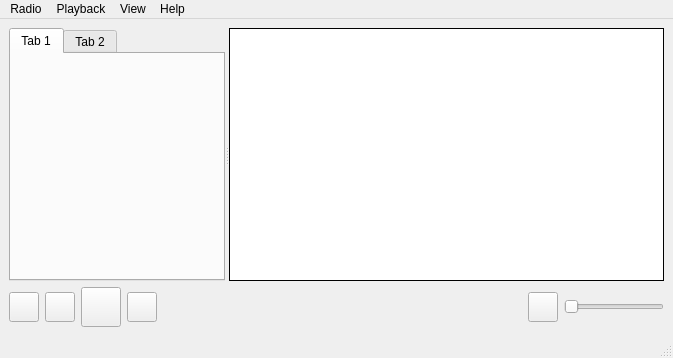
Old version of the form mainwindow.ui in the repository grzesiekkedzior/TuneScape.
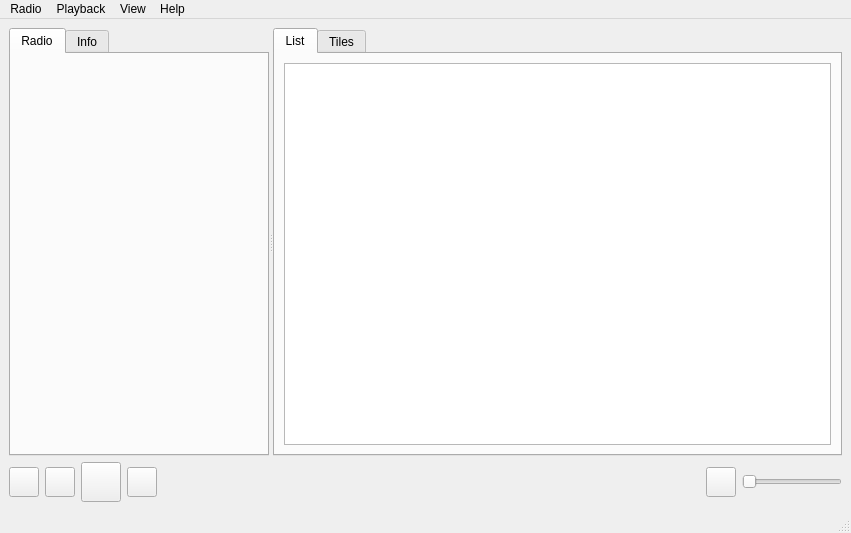
New version of the form. Icons and pictures are not drawn.

Patch:
```diff
--- a/mainwindow.ui
+++ b/mainwindow.ui
@@ -6,8 +6,8 @@
    <rect>
     <x>0</x>
     <y>0</y>
-    <width>673</width>
-    <height>358</height>
+    <width>851</width>
+    <height>533</height>
    </rect>
   </property>
   <property name="windowTitle">
@@ -86,8 +86,8 @@
          <rect>
           <x>0</x>
           <y>0</y>
-          <width>310</width>
-          <height>236</height>
+          <width>292</width>
+          <height>411</height>
          </rect>
         </property>
         <property name="styleSheet">
@@ -111,14 +111,18 @@
          </property>
          <item>
           <widget class="QTabWidget" name="tabWidget">
-           <widget class="QWidget" name="tab">
+           <property name="tabShape">
+            <enum>QTabWidget::Rounded</enum>
+           </property>
+           <property name="currentIndex">
+            <number>0</number>
+           </property>
+           <widget class="QWidget" name="radioTab">
             <attribute name="title">
-             <string>Tab 1</string>
+             <string>Radio</string>
             </attribute>
             <layout class="QHBoxLayout" name="horizontalLayout_6">
              <item>
-              <layout class="QHBoxLayout" name="horizontalLayout">
-               <item>
                 <widget class="QTreeView" name="treeView">
                  <property name="sizePolicy">
                   <sizepolicy hsizetype="Expanding" vsizetype="Expanding">
@@ -130,7 +134,7 @@
                   <string notr="true">background-color: transparent;</string>
                  </property>
                  <property name="frameShape">
-                  <enum>QFrame::NoFrame</enum>
+                <enum>QFrame::StyledPanel</enum>
                  </property>
                  <property name="lineWidth">
                   <number>1</number>
@@ -144,12 +148,10 @@
                 </widget>
                </item>
               </layout>
-             </item>
-            </layout>
            </widget>
            <widget class="QWidget" name="tab_2">
             <attribute name="title">
-             <string>Tab 2</string>
+             <string>Info</string>
             </attribute>
            </widget>
           </widget>
@@ -161,7 +163,38 @@
        <property name="styleSheet">
         <string notr="true">QScrollArea {
 		border: none;
-}</string>
+}
+/* Dostosowanie paska przewijania w QTreeView */
+QScrollBar:vertical {
+    width: 6px;
+    background: transparent;
+}
+
+QScrollBar::handle:vertical {
+    background: rgba(0, 0, 0, 30);
+    border-radius: 3px;
+}
+
+QScrollBar::add-line:vertical,
+QScrollBar::sub-line:vertical {
+    height: 0px;
+}
+
+QScrollBar:horizontal {
+    height: 6px;
+    background: transparent;
+}
+
+QScrollBar::handle:horizontal {
+    background: rgba(0, 0, 0, 30);
+    border-radius: 3px;
+}
+
+QScrollBar::add-line:horizontal,
+QScrollBar::sub-line:horizontal {
+    width: 0px;
+}
+</string>
        </property>
        <property name="frameShape">
         <enum>QFrame::NoFrame</enum>
@@ -177,8 +210,8 @@
          <rect>
           <x>0</x>
           <y>0</y>
-          <width>335</width>
-          <height>236</height>
+          <width>531</width>
+          <height>411</height>
          </rect>
         </property>
         <layout class="QHBoxLayout" name="horizontalLayout_3">
@@ -198,38 +231,26 @@
           <number>0</number>
          </property>
          <item>
-          <widget class="QStackedWidget" name="stackedWidget">
-           <widget class="QWidget" name="page">
-            <layout class="QHBoxLayout" name="horizontalLayout_4">
-             <property name="spacing">
+          <widget class="QTabWidget" name="tabRadioListWidget">
+           <property name="currentIndex">
               <number>0</number>
              </property>
-             <property name="leftMargin">
-              <number>0</number>
-             </property>
-             <property name="topMargin">
-              <number>0</number>
-             </property>
-             <property name="rightMargin">
-              <number>0</number>
-             </property>
-             <property name="bottomMargin">
-              <number>0</number>
-             </property>
+           <widget class="QWidget" name="listTab">
+            <attribute name="title">
+             <string>List</string>
+            </attribute>
+            <layout class="QVBoxLayout" name="verticalLayout_2">
              <item>
-              <widget class="QListView" name="listView">
-               <property name="frameShape">
-                <enum>QFrame::Panel</enum>
-               </property>
-               <property name="frameShadow">
-                <enum>QFrame::Plain</enum>
-               </property>
-              </widget>
+              <widget class="QTableView" name="tableView"/>
              </item>
             </layout>
            </widget>
-           <widget class="QWidget" name="page_2"/>
-          </widget>
+           <widget class="QWidget" name="tilesTab">
+            <attribute name="title">
+             <string>Tiles</string>
+            </attribute>
+           </widget>
+          </widget>
          </item>
         </layout>
        </widget>
@@ -396,7 +417,7 @@
     <rect>
      <x>0</x>
      <y>0</y>
-     <width>673</width>
+     <width>851</width>
      <height>26</height>
     </rect>
    </property>
```
Left out of the diff: 18 changed lines with no effect on the pictures. Lines whose indentation alone changed are shown as unchanged.
